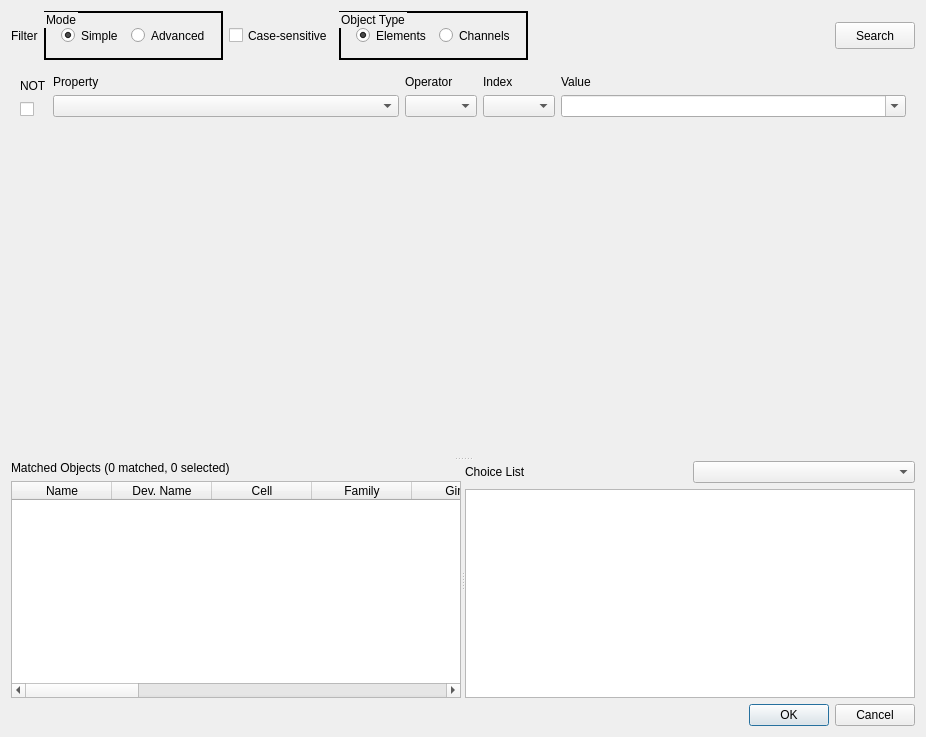
Old version of the form gui/Qt4Designer_files/ui_channel_explorer.ui in the repository NSLS-II/aphla.
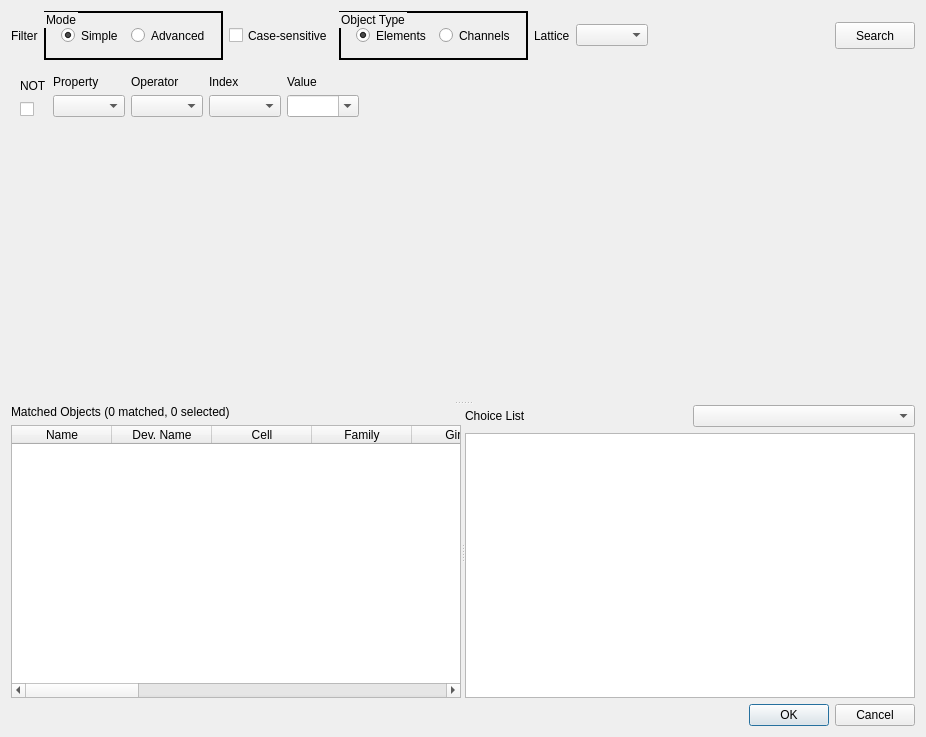
New version of the form. The open tabs and pages were chosen to show the change.

```diff
--- a/gui/Qt4Designer_files/ui_channel_explorer.ui
+++ b/gui/Qt4Designer_files/ui_channel_explorer.ui
@@ -19,9 +19,9 @@
   <property name="modal">
    <bool>true</bool>
   </property>
-  <layout class="QGridLayout" name="gridLayout_2">
+  <layout class="QGridLayout" name="gridLayout_3">
    <item row="0" column="0">
-    <widget class="QSplitter" name="splitter_2">
+    <widget class="QSplitter" name="splitter_top_bottom">
      <property name="orientation">
       <enum>Qt::Vertical</enum>
      </property>
@@ -143,6 +143,22 @@
            </layout>
           </widget>
          </item>
+         <item>
+          <widget class="QLabel" name="label_lattice">
+           <property name="maximumSize">
+            <size>
+             <width>16777215</width>
+             <height>27</height>
+            </size>
+           </property>
+           <property name="text">
+            <string>Lattice</string>
+           </property>
+          </widget>
+         </item>
+         <item>
+          <widget class="QComboBox" name="comboBox_lattice"/>
+         </item>
          <item>
           <spacer name="horizontalSpacer">
            <property name="maximumSize">
@@ -322,7 +338,9 @@
           </layout>
          </widget>
          <widget class="QWidget" name="page_simple">
-          <layout class="QVBoxLayout" name="verticalLayout_11">
+          <layout class="QGridLayout" name="gridLayout_2">
+           <item row="0" column="0">
+            <layout class="QVBoxLayout" name="verticalLayout_10">
            <item>
             <layout class="QHBoxLayout" name="horizontalLayout_4">
              <item>
@@ -397,7 +415,7 @@
                <item>
                 <widget class="QComboBox" name="comboBox_simple_operator">
                  <property name="sizePolicy">
-                  <sizepolicy hsizetype="Preferred" vsizetype="Fixed">
+                    <sizepolicy hsizetype="MinimumExpanding" vsizetype="Fixed">
                    <horstretch>1</horstretch>
                    <verstretch>0</verstretch>
                   </sizepolicy>
@@ -424,7 +442,7 @@
                <item>
                 <widget class="QComboBox" name="comboBox_simple_index">
                  <property name="sizePolicy">
-                  <sizepolicy hsizetype="Preferred" vsizetype="Fixed">
+                    <sizepolicy hsizetype="MinimumExpanding" vsizetype="Fixed">
                    <horstretch>1</horstretch>
                    <verstretch>0</verstretch>
                   </sizepolicy>
@@ -463,6 +481,25 @@
                </item>
               </layout>
              </item>
+               <item>
+                <spacer name="horizontalSpacer_3">
+                 <property name="maximumSize">
+                  <size>
+                   <width>16777215</width>
+                   <height>20</height>
+                  </size>
+                 </property>
+                 <property name="orientation">
+                  <enum>Qt::Horizontal</enum>
+                 </property>
+                 <property name="sizeHint" stdset="0">
+                  <size>
+                   <width>38</width>
+                   <height>17</height>
+                  </size>
+                 </property>
+                </spacer>
+               </item>
             </layout>
            </item>
            <item>
@@ -473,12 +510,14 @@
              <property name="sizeHint" stdset="0">
               <size>
                <width>20</width>
-               <height>300</height>
+                 <height>0</height>
               </size>
              </property>
             </spacer>
            </item>
           </layout>
+           </item>
+          </layout>
          </widget>
         </widget>
        </item>
@@ -505,6 +544,12 @@
         </item>
         <item>
          <widget class="QTableWidget" name="tableWidget_matched">
+          <property name="sizePolicy">
+           <sizepolicy hsizetype="Expanding" vsizetype="Expanding">
+            <horstretch>0</horstretch>
+            <verstretch>0</verstretch>
+           </sizepolicy>
+          </property>
           <column>
            <property name="text">
             <string>Name</string>
@@ -584,7 +629,7 @@
         </item>
        </layout>
       </widget>
-      <widget class="QWidget" name="">
+      <widget class="QWidget" name="layoutWidget">
        <layout class="QVBoxLayout" name="verticalLayout_2">
         <item>
          <layout class="QHBoxLayout" name="horizontalLayout_3">
@@ -607,7 +652,14 @@
          </layout>
         </item>
         <item>
-         <widget class="QListView" name="listView_choice_list"/>
+         <widget class="QListView" name="listView_choice_list">
+          <property name="sizePolicy">
+           <sizepolicy hsizetype="Expanding" vsizetype="Expanding">
+            <horstretch>0</horstretch>
+            <verstretch>0</verstretch>
+           </sizepolicy>
+          </property>
+         </widget>
         </item>
        </layout>
       </widget>
```
Left out of the diff: 19 changed lines with no effect on the pictures. Lines whose indentation alone changed are shown as unchanged.
